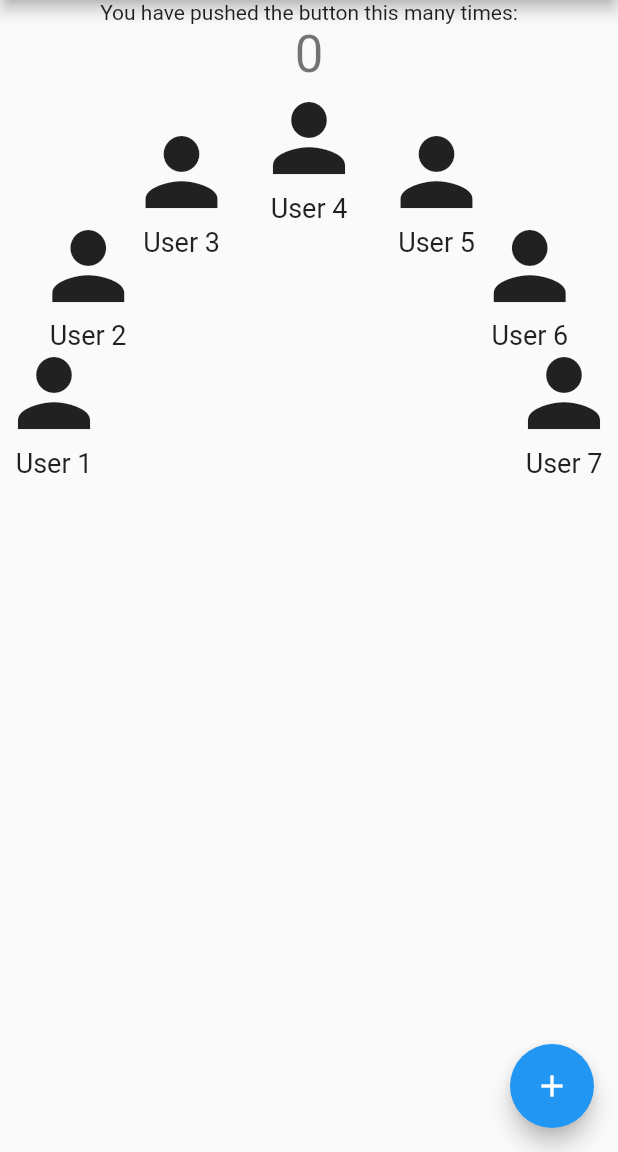
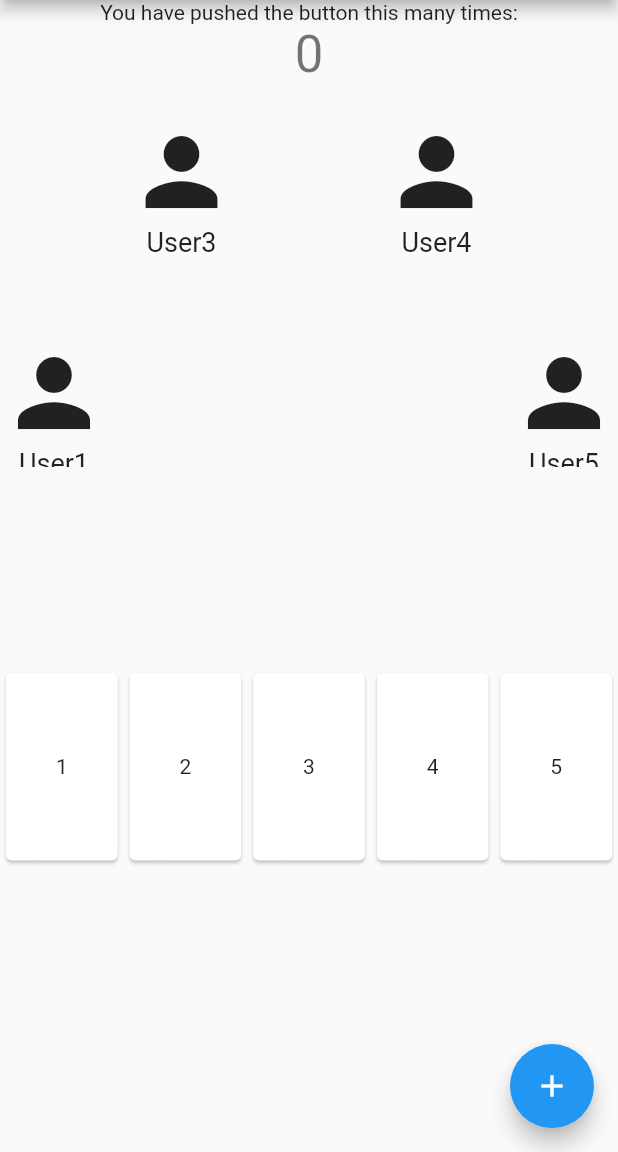
Before and after one commit to taketo43/number_game, a Flutter app: the screen it shows after launch, on a phone screen of 412 x 824 dp, the part 84-1236 px from its top. Run offline on Flutter 3.47's test engine with Material 2 defaults, Android fonts, the phone set to English and light mode, and no system bars.

Commit message:
ゲーム画面のレイアウト

```diff
--- /dev/null
+++ b/number_game/lib/gamepage.dart
@@ -0,0 +1,144 @@
+import 'dart:math';
+import 'package:flutter/material.dart';
+import './player.dart';
+import './my_card.dart';
+
+
+class GamePage extends StatefulWidget {
+  final List<Player> players = [];
+  final List<int> myNumbers = [];
+  final int playerNumbers; // プレイヤーの人数
+  final int playerID; // プレイヤーの中の自分のID
+  final int turns;
+  GamePage(this.playerID, this.playerNumbers, this.turns, playerData){
+    for(int i = 1; i <= turns; i++){
+      myNumbers.add(i);
+    }
+    for(int i = 0; i < playerNumbers; i++){
+      if(i == playerID) continue;
+      players.add(new Player(turns, playerData[i]));
+    }
+  }
+
+  @override
+  _GamePageState createState() => _GamePageState();
+}
+
+class _GamePageState extends State<GamePage> {
+  int selectedNumber;
+  bool isDetermined = false;
+  List selections = [];
+
+  void _handleSelectedNumberChanged(int newValue) {
+    setState(() {
+      if(selectedNumber == newValue) selectedNumber = null;
+      else selectedNumber = newValue;
+    });
+  }
+
+  void _handleDeterminedNumber() async {
+    setState(() {
+      isDetermined = true;
+      // ここは動作確認をしているだけなので後で書き換える
+      // widget.myNumbers.remove(selectedNumber);
+      // selectedNumber = null;
+      selections = [1, 1, 2, 3];
+    });
+
+    // この処理は全員の選択終了後に行う
+    await showDialog(
+      context: context,
+      builder: (context){
+        return selections.indexOf(selectedNumber) == -1 ? SimpleDialog(
+          title: Text("セーフ"),
+          children: [
+            Text("今回はセーフ") // 差し替えてもいいかも
+          ],
+        ) : SimpleDialog(
+          title: Text("アウト"),
+          children: [
+            Text("$selectedNumber 被り") // 差し替えてもいいかも
+          ]
+        );
+      }
+    );
+    setState(() {
+      isDetermined = false;
+      widget.myNumbers.remove(selectedNumber);
+      selections = null;
+      selectedNumber = null;
+    });
+  }
+
+  // 全員の選択が完了したら
+  // myNumbers.remove(selectedNumber);
+  // selectdNumber = null;
+  // isDetermined = false;
+  // playersのuseメソッドの実行
+  //
+
+  void _handleGameResart() {
+    setState(() {
+      for(int i = 1; i <= widget.turns; i++){
+        widget.myNumbers.add(i);
+      }
+      for(int i = 0; i < widget.players.length; i++){
+        widget.players[i].init(widget.turns);
+      }
+    });
+  }
+
+  void _handleFinishGame() {
+    // ホーム画面へ戻る処理
+  }
+
+  @override
+  Widget build(BuildContext context){
+    double width = MediaQuery.of(context).size.width / widget.turns;
+    double height = width * (1 + sqrt(5)) / 2;
+    return Expanded(
+      child: Column(
+        children: [
+          PlayerFieldWidget(widget.players, selectedNumber, selections),
+          SizedBox(
+            child: Stack(
+              children: [
+                for(int i = 0; i < widget.myNumbers.length; i++)
+                  AnimatedPositioned(
+                    child: MyCardWidget(widget.myNumbers[i], _handleSelectedNumberChanged),
+                    top: widget.myNumbers[i] != selectedNumber ? height : isDetermined ? 0 : height / 2,
+                    left: i * width + (widget.turns - widget.myNumbers.length) / widget.myNumbers.length * width * (i + 0.5),
+                    width: width,
+                    height: height,
+                    duration: Duration(milliseconds: 200),
+                  ),
+              ],
+            ),
+            height: height * 2,
+          ),
+          if(selectedNumber != null) ElevatedButton(
+            onPressed: isDetermined ? null : _handleDeterminedNumber,
+            child: Text("数字を確定する"),
+            style: ElevatedButton.styleFrom(
+              shape: StadiumBorder(),
+            ),
+          ),
+          if(widget.myNumbers.length == 0) ElevatedButton(
+            onPressed: _handleGameResart,
+            child: Text("もう一度"),
+            style: ElevatedButton.styleFrom(
+              shape: StadiumBorder(),
+            ),
+          ),
+          if(widget.myNumbers.length == 0) ElevatedButton(
+            onPressed: _handleFinishGame,
+            child: Text("ホームへ戻る"),
+            style: ElevatedButton.styleFrom(
+              shape: StadiumBorder(),
+            ),
+          ),
+        ]
+      )
+    );
+  }
+}
--- a/number_game/lib/main.dart
+++ b/number_game/lib/main.dart
@@ -1,5 +1,5 @@
 import 'package:flutter/material.dart';
-import './player.dart';
+import './gamepage.dart';
 
 void main() {
   runApp(MyApp());
@@ -101,7 +101,7 @@ class _MyHomePageState extends State<MyHomePage> {
               '$_counter',
               style: Theme.of(context).textTheme.headline4,
             ),
-            PlayerFieldWidget()
+            GamePage(1, 5, 5, ['User1', 'User2', 'User3', 'User4', 'User5'])
           ],
         ),
       ),
--- /dev/null
+++ b/number_game/lib/my_card.dart
@@ -0,0 +1,30 @@
+import 'package:flutter/material.dart';
+
+class MyCardWidget extends StatefulWidget {
+  final int value;
+  final ValueChanged<int> onTapped;
+  MyCardWidget(this.value, this.onTapped);
+
+  @override
+  _MyCardWidgetState createState() => _MyCardWidgetState();
+}
+
+class _MyCardWidgetState extends State<MyCardWidget> {
+
+  void _handleTap(){
+    widget.onTapped(widget.value);
+  }
+
+  @override
+  Widget build(BuildContext context) {
+    int value = widget.value;
+    return GestureDetector(
+      onTap: _handleTap,
+      child: Card(
+        child: Center(
+          child: Text('$value'),
+        )
+      ),
+    );
+  }
+}
--- a/number_game/lib/player.dart
+++ b/number_game/lib/player.dart
@@ -1,10 +1,11 @@
 import 'dart:math';
+import './my_card.dart';
 
 import 'package:flutter/material.dart';
 
 const double iconSize = 72;
 
-class Player {
+class Player{
   List numbers = [];
   String username;
   Player(int turnNum, String uname){
@@ -14,19 +15,29 @@ class Player {
     }
   }
 
+  void init(int turnNum){
+    for(int i = 1; i <= turnNum; i++){
+      numbers.add(i);
+    }
+  }
+
   void use(int number){
-    int index = this.numbers.indexOf(number);
-    if(index != -1){
-      this.numbers.removeAt(index);
-    }
+    this.numbers.remove(number);
+  }
+
+  bool isHaving(int number){
+    return this.numbers.indexOf(number) != -1;
   }
 }
 
+
 class PlayerWidget extends StatefulWidget{
   final Player player;
+  final Color color;
 
   PlayerWidget({
     this.player,
+    this.color
   }) : super(key: ValueKey(player));
 
   @override
@@ -40,7 +51,11 @@ class _PlayerWidgetState extends State<PlayerWidget> {
       child: Column(
         mainAxisAlignment: MainAxisAlignment.center,
         children: [
-          Icon(Icons.person, size: iconSize),
+          Icon(
+            Icons.person,
+            size: iconSize,
+            color: widget.color,
+          ),
           Text(
             widget.player.username,
             style: TextStyle(fontSize: 18),
@@ -52,34 +67,44 @@ class _PlayerWidgetState extends State<PlayerWidget> {
 }
 
 class PlayerFieldWidget extends StatefulWidget {
+  final List<Player> players;
+  final int selectedNumber;
+  final List selections;
+
+  PlayerFieldWidget(this.players, this.selectedNumber, this.selections);
+
   @override
   _PlayerFieldWidgetState createState() => _PlayerFieldWidgetState();
 }
 
 class _PlayerFieldWidgetState extends State<PlayerFieldWidget> {
-  List players = [
-    new Player(4, 'User 1'),
-    new Player(4, 'User 2'),
-    new Player(4, 'User 3'),
-    new Player(4, 'User 4'),
-    new Player(5, 'User 5'),
-    new Player(6, 'User 6'),
-    new Player(7, 'User 7')
-  ];
   @override
   Widget build(BuildContext context) {
-    final double r = (MediaQuery.of(context).size.width - iconSize) / 2 ;
-    return Expanded(
+    final double r = (MediaQuery.of(context).size.width - iconSize) / 2;
+    final double cardWidth = iconSize / 2;
+    return SizedBox(
       child: Stack(
         children: <Widget>[
-          for(int i = 0; i < players.length; i++)
+          if(widget.selections != null) for(int i = 0; i < widget.selections.length; i++)
             Positioned(
-              child: PlayerWidget(player: players[i],),
-              left: r - cos(pi * i / (players.length - 1)) * r,
-              top: r - sin(pi * i / (players.length - 1)) * r,
+              child: MyCardWidget(widget.selections[i], null),
+              left: r - cos(pi * i / (widget.players.length - 1)) * r * 0.5 + cardWidth / 2,
+              top: r - sin(pi * i / (widget.players.length - 1)) * r * 0.5,
+              width: cardWidth,
+              height: cardWidth * (1 + sqrt(5)) / 2,
+            ),
+          for(int i = 0; i < widget.players.length; i++)
+            Positioned(
+              child: PlayerWidget(
+                player: widget.players[i],
+                color: widget.players[i].isHaving(widget.selectedNumber) ? Colors.red : null,
+              ),
+              left: r - cos(pi * i / (widget.players.length - 1)) * r,
+              top: r - sin(pi * i / (widget.players.length - 1)) * r,
             ),
         ],
-      )
+      ),
+      height: r * 1.5,
     );
   }
 }
```
